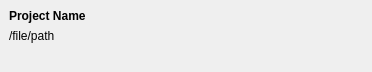
The window that UserInterfaceLayer/ProjectsList/ProjectFileWidget.ui (dimkanovikov/KITScenaristCore) describes before a commit, drawn with Qt 5.
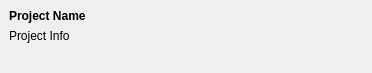
The same window after the commit. Icons and pictures are not drawn. Custom widgets are drawn as their Qt base class.

Commit message: Implemented projects list appearance for mobile version

```diff
--- a/UserInterfaceLayer/ProjectsList/ProjectFileWidget.ui
+++ b/UserInterfaceLayer/ProjectsList/ProjectFileWidget.ui
@@ -7,7 +7,7 @@
     <x>0</x>
     <y>0</y>
     <width>372</width>
-    <height>65</height>
+    <height>73</height>
    </rect>
   </property>
   <property name="cursor">
@@ -80,7 +80,7 @@
            </size>
           </property>
           <property name="text">
-           <string>/file/path</string>
+           <string>Project Info</string>
           </property>
           <property name="alignment">
            <set>Qt::AlignLeading|Qt::AlignLeft|Qt::AlignTop</set>
```
Left out of the diff: 41 changed lines with no effect on the pictures. The commit also changes 5 other files.
